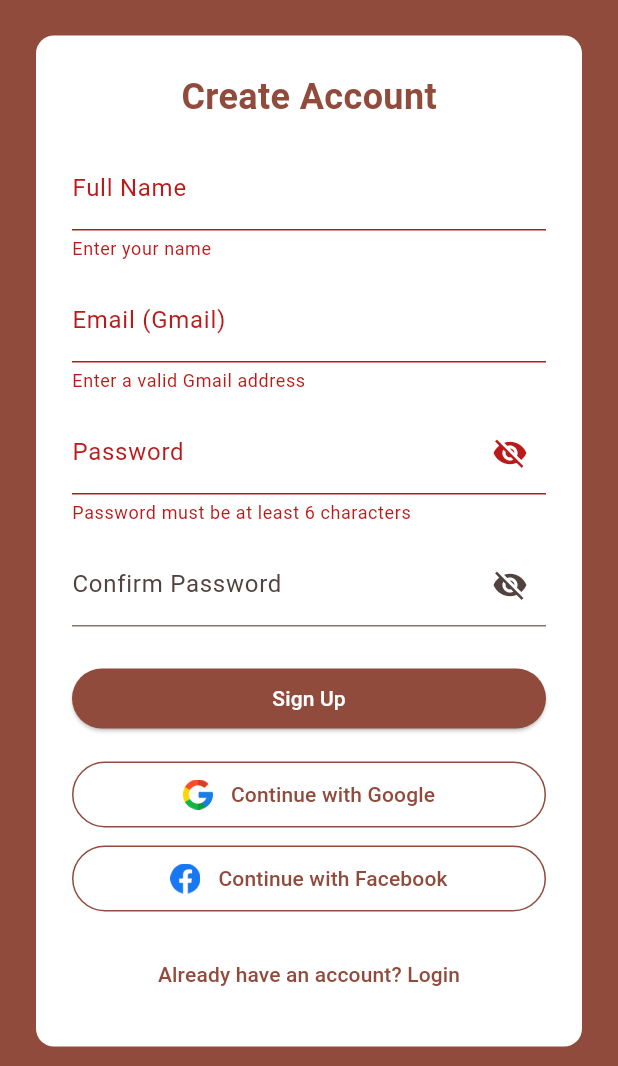
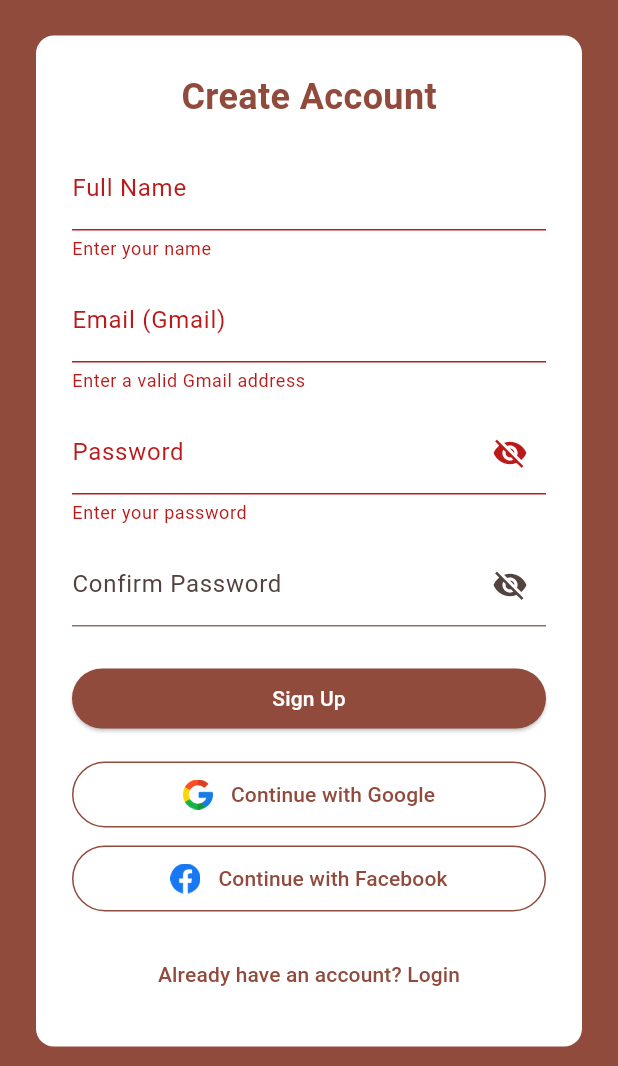
Before and after one commit to rabnawazwork-hub/madg28, a Flutter app: the SignUpScreen screen opened by its route, after a tap on "Sign Up", on a phone screen of 412 x 824 dp, the part 170-1236 px from its top. Run offline on Flutter 3.47's test engine with Material 3 defaults, Android fonts, the phone set to English and light mode, and no system bars; our stand-ins replace google_nav_bar, shared_preferences; accounts and stored records are empty.

Commit message:
Added strong password validation in login and signup screens

```diff
--- a/lib/screens/signup/signup_screen.dart
+++ b/lib/screens/signup/signup_screen.dart
@@ -75,8 +75,18 @@
                           controller: _passwordController,
                           label: 'Password',
                           validator: (value) {
-                            if (value == null || value.length < 6) {
-                              return 'Password must be at least 6 characters';
+                            if (value == null || value.isEmpty) {
+                              return 'Enter your password';
+                            } else if (value.length < 8) {
+                              return 'Password must be at least 8 characters long';
+                            } else if (!RegExp(r'(?=.*[A-Z])').hasMatch(value)) {
+                              return 'Password must contain at least one uppercase letter';
+                            } else if (!RegExp(r'(?=.*[a-z])').hasMatch(value)) {
+                              return 'Password must contain at least one lowercase letter';
+                            } else if (!RegExp(r'(?=.*\d)').hasMatch(value)) {
+                              return 'Password must contain at least one number';
+                            } else if (!RegExp(r'(?=.*[@$!%*?&])').hasMatch(value)) {
+                              return 'Password must contain at least one special character (@, \$, !, %, *, ?, &)';
                             }
                             return null;
                           },
```
Also changed, not shown: lib/screens/login/login_screen.dart (+13 -1 lines).
